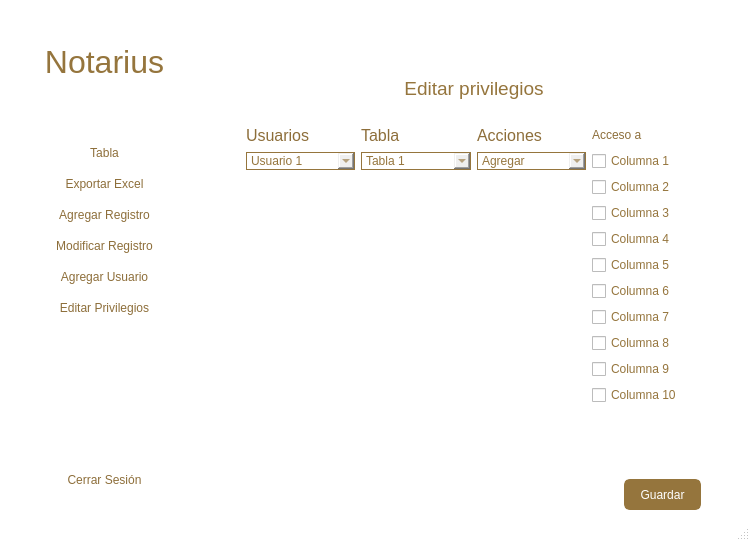
Before: the Qt Designer form frontend/editar-privilegios.ui in andreadh01/Notarius, drawn with Qt 5.
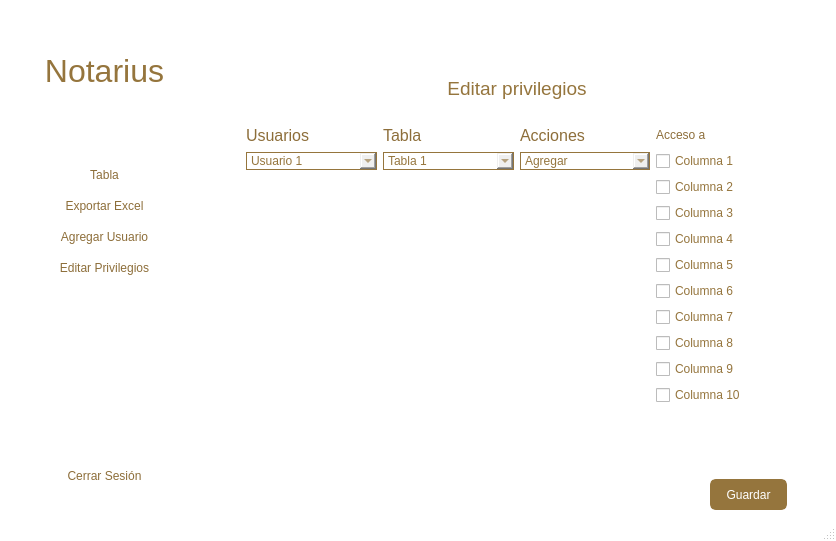
After: the same form once the commit is applied. Icons and pictures are not drawn.

Commit message: modificar botones y otros detalles

```diff
--- a/frontend/editar-privilegios.ui
+++ b/frontend/editar-privilegios.ui
@@ -6,7 +6,7 @@
    <rect>
     <x>0</x>
     <y>0</y>
-    <width>750</width>
+    <width>836</width>
     <height>541</height>
    </rect>
   </property>
@@ -171,66 +171,6 @@
           </property>
          </widget>
         </item>
-        <item>
-         <widget class="QPushButton" name="pushButton_8">
-          <property name="styleSheet">
-           <string notr="true">QPushButton {
-	color: rgb(141, 110, 58);
-	border: none;
-	font: 10pt &quot;Arial Rounded MT Bold&quot;;
-height: 25px;
-}
-
-QPushButton:hover {
-	background-color: rgb(149, 117, 61);
-	color: rgb(255, 255, 255);
-}
-
-QPushButton:pressed {
-    border-style: inset;
-    background-color: rgb(149, 117, 61);
-	color: rgb(255, 255, 255);
-}</string>
-          </property>
-          <property name="text">
-           <string>Agregar Registro</string>
-          </property>
-          <property name="icon">
-           <iconset>
-            <normaloff>profile-line.png</normaloff>profile-line.png</iconset>
-          </property>
-         </widget>
-        </item>
-        <item>
-         <widget class="QPushButton" name="pushButton_7">
-          <property name="styleSheet">
-           <string notr="true">QPushButton {
-	color: rgb(141, 110, 58);
-	border: none;
-	font: 10pt &quot;Arial Rounded MT Bold&quot;;
-height: 25px;
-}
-
-QPushButton:hover {
-	background-color: rgb(149, 117, 61);
-	color: rgb(255, 255, 255);
-}
-
-QPushButton:pressed {
-    border-style: inset;
-    background-color: rgb(149, 117, 61);
-	color: rgb(255, 255, 255);
-}</string>
-          </property>
-          <property name="text">
-           <string>Modificar Registro</string>
-          </property>
-          <property name="icon">
-           <iconset>
-            <normaloff>edit-2-fill.png</normaloff>edit-2-fill.png</iconset>
-          </property>
-         </widget>
-        </item>
         <item>
          <widget class="QPushButton" name="pushButton_6">
           <property name="styleSheet">
```
Left out of the diff: 6 changed lines with no effect on the pictures. The commit also changes 5 other files.
